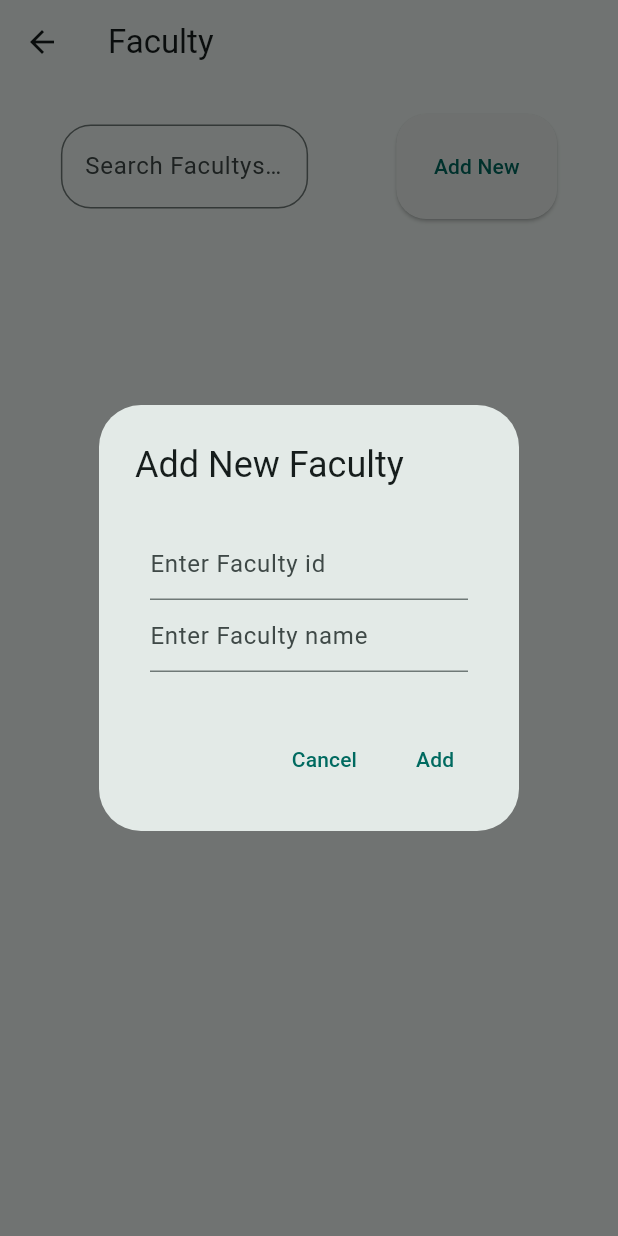
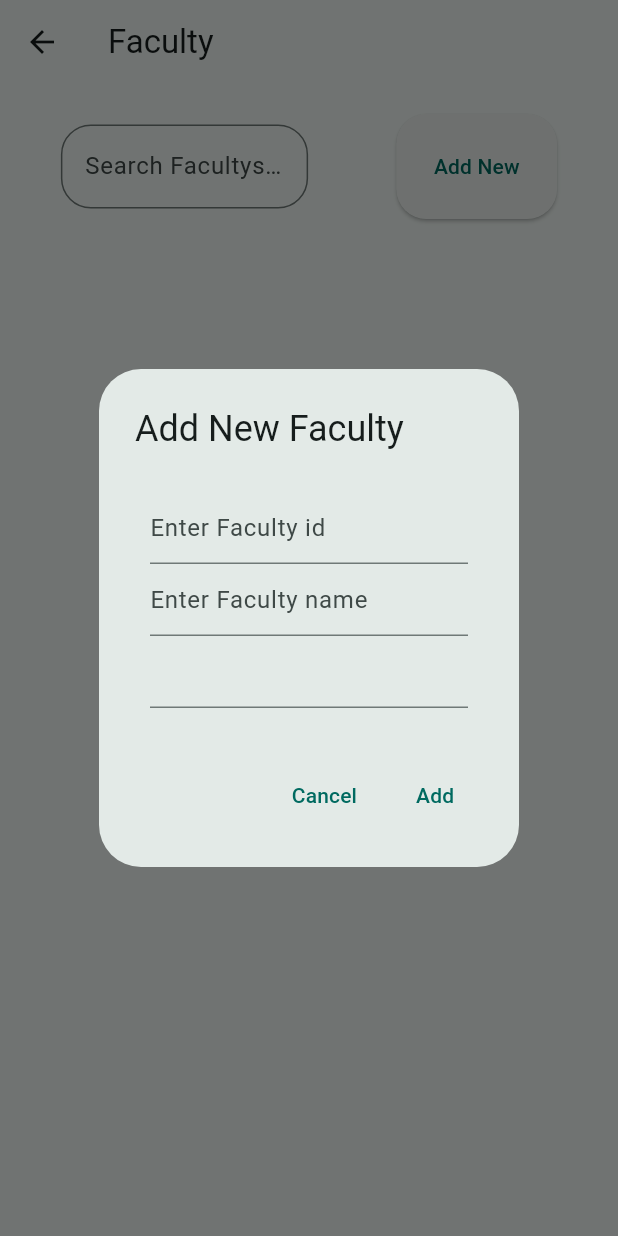
Before and after one commit to harishbarhate02/project, a Flutter app: the FacultysLabs screen opened directly, after a tap on "Add New", on a phone screen of 412 x 824 dp. Run offline on Flutter 3.47's test engine with Material 3 defaults, Android fonts, the phone set to English and light mode, and no system bars; our stand-ins replace cloud_firestore, firebase_auth, firebase_core; missing offline and left inert: googleapis; accounts and stored records are empty.

Commit message:
faculty gliches

```diff
--- a/lib/screen/Faculty/faculty.dart
+++ b/lib/screen/Faculty/faculty.dart
@@ -4,20 +4,31 @@ import 'package:flutter/material.dart';
 
 class Faculty {
   final String id;
+  final String fid;
   late String name;
+  final String department;
+  final String phone;
+
 
   factory Faculty.fromDocument(DocumentSnapshot<Map<String, dynamic>> doc) {
     return Faculty(
-      id: doc.data()!['id'] ?? '',
+      id: doc.id,
+      fid: doc.data()!['fid'] ?? '',
       name: doc.data()!['name'] ?? '',
+      department: doc.data()!['department'] ?? '',
+      phone: doc.data()!['phone'] ?? '',
     );
   }
 
-  Faculty({required this.id, required this.name});
+  Faculty({required this.id, required this.name, required this.fid, required this.department, required this.phone});
   Map<String, dynamic> toJson() {
     return {
       'id': id,
+      'fid' : fid,
       'name': name,
+      'department': department,
+      'phone': phone,
+      // Add other attributes as needed
     };
   }
 }
@@ -53,8 +64,11 @@ class _FacultysLabsState extends State<FacultysLabs> {
     for (final doc in snapshot.docs) {
       if (doc.exists) {
         _facultys.add(Faculty(
-          id: doc.data()['id'] as String? ?? '',
+          id: doc.id,
+          fid: doc.data()['fid'] as String? ?? '',
           name: doc.data()['name'] as String? ?? '',
+          department: doc.data()['department'] as String? ?? '',
+          phone: doc.data()['phone'] as String? ?? '',
         ));
       }
     }
@@ -191,9 +205,9 @@ class _FacultysLabsState extends State<FacultysLabs> {
       child: Padding(
         padding: const EdgeInsets.all(8.0),
         child: Row(
-          mainAxisAlignment: MainAxisAlignment.spaceBetween,
+          mainAxisAlignment: MainAxisAlignment.spaceAround,
           children: [
-            Text(Faculty.id),
+            Text(Faculty.fid),
             Text(Faculty.name),
             // Text(Faculty.category),
             // Text(Faculty.capacity.toString()),
@@ -234,6 +248,9 @@ class _FacultysLabsState extends State<FacultysLabs> {
               controller: _nameController,
               decoration: const InputDecoration(hintText: 'Enter Faculty name'),
             ),
+            TextField(
+
+            )
             // DropdownButtonFormField<String>(
             //   value: _selectedCategory,
             //   onChanged: (String? newValue) {
@@ -276,7 +293,7 @@ class _FacultysLabsState extends State<FacultysLabs> {
                     .doc(userId)
                     .collection('Facultys')
                     .add({
-                  'id': FacultyId,
+                  'fid': FacultyId,
                   'name': FacultyName,
                   // 'category': FacultyCategory,
                   // 'capacity': FacultyCapacity, // Set default capacity
```
